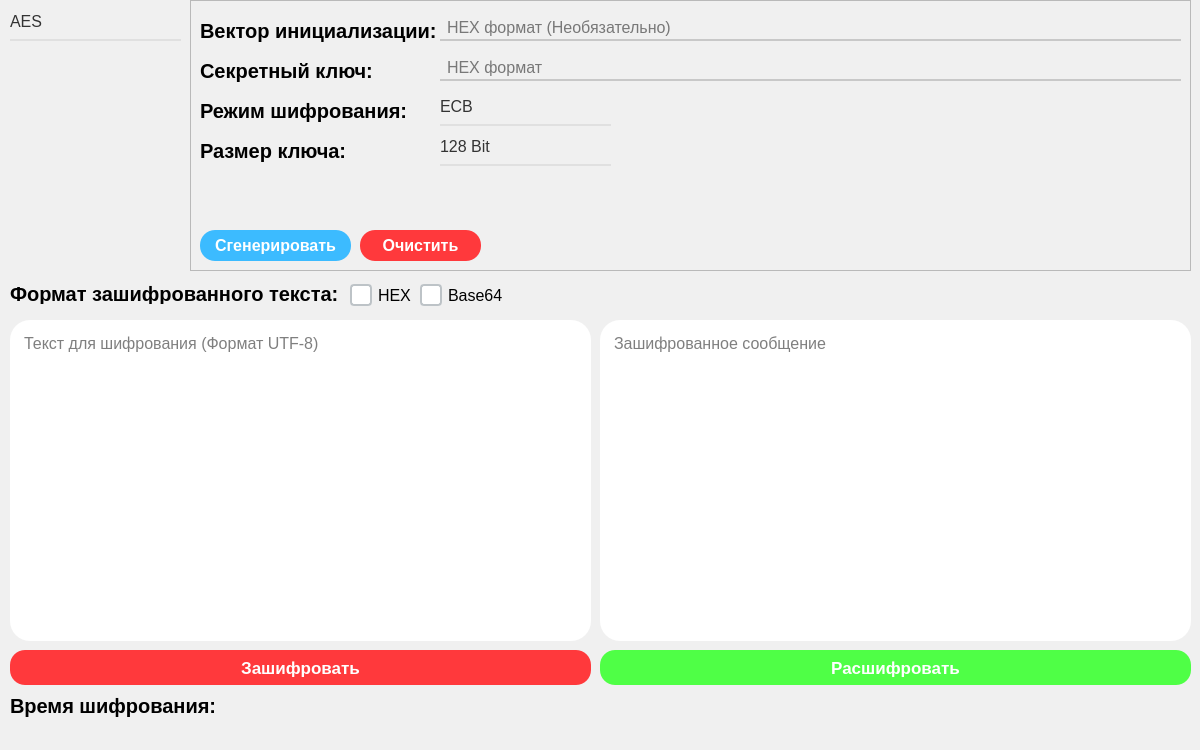
The window that ClientInterface.ui (1pavesh1/QtCryptoAlgorithms) describes before a commit, drawn with Qt 5.
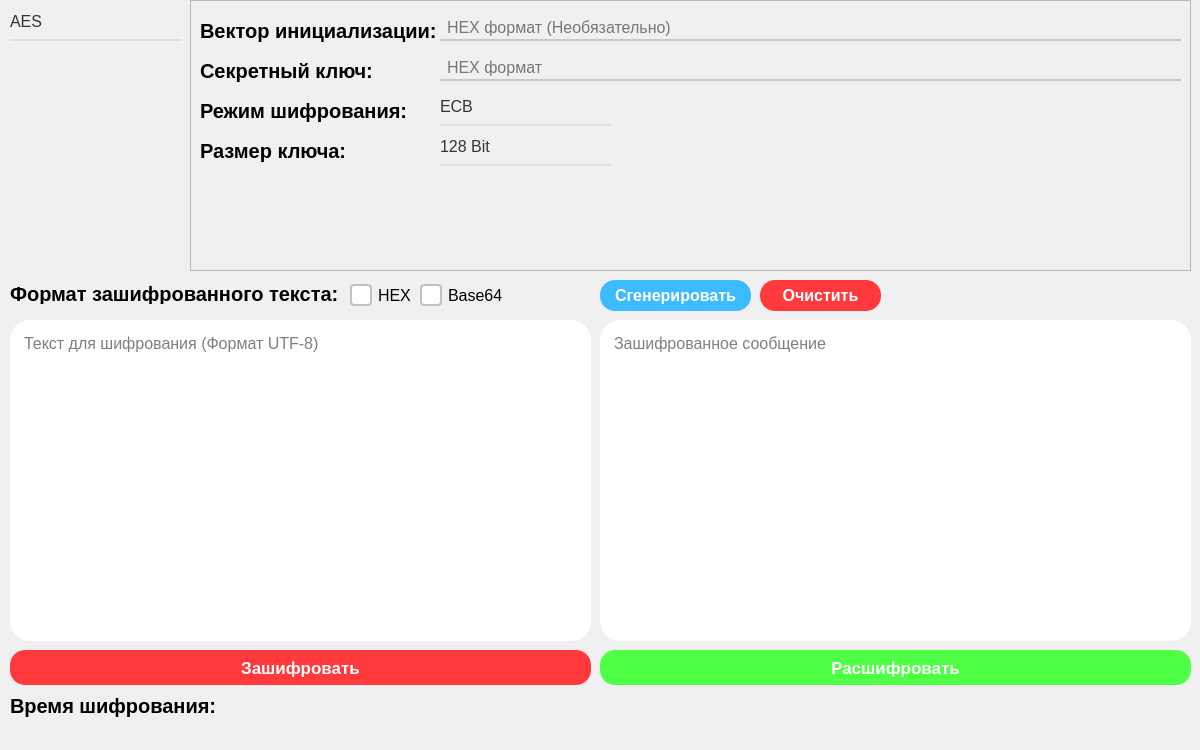
The same window after the commit.

```diff
--- a/ClientInterface.ui
+++ b/ClientInterface.ui
@@ -269,80 +269,6 @@
       <string>HEX формат</string>
      </property>
     </widget>
-    <widget class="QPushButton" name="generateRSAKeyPushButton">
-     <property name="geometry">
-      <rect>
-       <x>10</x>
-       <y>230</y>
-       <width>151</width>
-       <height>31</height>
-      </rect>
-     </property>
-     <property name="font">
-      <font>
-       <family>Arial</family>
-       <pointsize>12</pointsize>
-       <bold>true</bold>
-      </font>
-     </property>
-     <property name="cursor">
-      <cursorShape>PointingHandCursor</cursorShape>
-     </property>
-     <property name="styleSheet">
-      <string notr="true">QPushButton
-{
-	background-color: rgb(60, 187, 255);
-	color: white;
-	border: none;
-	border-radius: 15px;
-}
-
-QPushButton::hover
-{
-	background-color: rgb(103, 255, 245);
-}</string>
-     </property>
-     <property name="text">
-      <string>Сгенерировать</string>
-     </property>
-    </widget>
-    <widget class="QPushButton" name="clearRSAKeysPushButton">
-     <property name="geometry">
-      <rect>
-       <x>170</x>
-       <y>230</y>
-       <width>121</width>
-       <height>31</height>
-      </rect>
-     </property>
-     <property name="font">
-      <font>
-       <family>Arial</family>
-       <pointsize>12</pointsize>
-       <bold>true</bold>
-      </font>
-     </property>
-     <property name="cursor">
-      <cursorShape>PointingHandCursor</cursorShape>
-     </property>
-     <property name="styleSheet">
-      <string notr="true">QPushButton
-{
-	background-color: rgb(255, 57, 60);
-	color: white;
-	border: none;
-	border-radius: 15px;
-}
-
-QPushButton::hover
-{
-	background-color: rgb(255, 105, 108);
-}</string>
-     </property>
-     <property name="text">
-      <string>Очистить</string>
-     </property>
-    </widget>
    </widget>
    <widget class="QLabel" name="timeToCrypt">
     <property name="geometry">
@@ -863,80 +789,6 @@
       <string>HEX формат</string>
      </property>
     </widget>
-    <widget class="QPushButton" name="generateXTEAKeyPushButton">
-     <property name="geometry">
-      <rect>
-       <x>10</x>
-       <y>230</y>
-       <width>151</width>
-       <height>31</height>
-      </rect>
-     </property>
-     <property name="font">
-      <font>
-       <family>Arial</family>
-       <pointsize>12</pointsize>
-       <bold>true</bold>
-      </font>
-     </property>
-     <property name="cursor">
-      <cursorShape>PointingHandCursor</cursorShape>
-     </property>
-     <property name="styleSheet">
-      <string notr="true">QPushButton
-{
-	background-color: rgb(60, 187, 255);
-	color: white;
-	border: none;
-	border-radius: 15px;
-}
-
-QPushButton::hover
-{
-	background-color: rgb(103, 255, 245);
-}</string>
-     </property>
-     <property name="text">
-      <string>Сгенерировать</string>
-     </property>
-    </widget>
-    <widget class="QPushButton" name="clearXTEAKeyPushButton">
-     <property name="geometry">
-      <rect>
-       <x>170</x>
-       <y>230</y>
-       <width>121</width>
-       <height>31</height>
-      </rect>
-     </property>
-     <property name="font">
-      <font>
-       <family>Arial</family>
-       <pointsize>12</pointsize>
-       <bold>true</bold>
-      </font>
-     </property>
-     <property name="cursor">
-      <cursorShape>PointingHandCursor</cursorShape>
-     </property>
-     <property name="styleSheet">
-      <string notr="true">QPushButton
-{
-	background-color: rgb(255, 57, 60);
-	color: white;
-	border: none;
-	border-radius: 15px;
-}
-
-QPushButton::hover
-{
-	background-color: rgb(255, 105, 108);
-}</string>
-     </property>
-     <property name="text">
-      <string>Очистить</string>
-     </property>
-    </widget>
    </widget>
    <widget class="QFrame" name="aesInfoFrame">
     <property name="geometry">
@@ -1077,81 +929,7 @@
       <string>HEX формат</string>
      </property>
     </widget>
-    <widget class="QPushButton" name="generateAESKeyAndIVPushButton">
-     <property name="geometry">
-      <rect>
-       <x>10</x>
-       <y>230</y>
-       <width>151</width>
-       <height>31</height>
-      </rect>
-     </property>
-     <property name="font">
-      <font>
-       <family>Arial</family>
-       <pointsize>12</pointsize>
-       <bold>true</bold>
-      </font>
-     </property>
-     <property name="cursor">
-      <cursorShape>PointingHandCursor</cursorShape>
-     </property>
-     <property name="styleSheet">
-      <string notr="true">QPushButton
-{
-	background-color: rgb(60, 187, 255);
-	color: white;
-	border: none;
-	border-radius: 15px;
-}
-
-QPushButton::hover
-{
-	background-color: rgb(103, 255, 245);
-}</string>
-     </property>
-     <property name="text">
-      <string>Сгенерировать</string>
-     </property>
-    </widget>
-    <widget class="QPushButton" name="clearAESKeyAndIVPushButton">
-     <property name="geometry">
-      <rect>
-       <x>170</x>
-       <y>230</y>
-       <width>121</width>
-       <height>31</height>
-      </rect>
-     </property>
-     <property name="font">
-      <font>
-       <family>Arial</family>
-       <pointsize>12</pointsize>
-       <bold>true</bold>
-      </font>
-     </property>
-     <property name="cursor">
-      <cursorShape>PointingHandCursor</cursorShape>
-     </property>
-     <property name="styleSheet">
-      <string notr="true">QPushButton
-{
-	background-color: rgb(255, 57, 60);
-	color: white;
-	border: none;
-	border-radius: 15px;
-}
-
-QPushButton::hover
-{
-	background-color: rgb(255, 105, 108);
-}</string>
-     </property>
-     <property name="text">
-      <string>Очистить</string>
-     </property>
-    </widget>
-    <widget class="QComboBox" name="sizeSecretKetQComboBox">
+    <widget class="QComboBox" name="sizeSecretKeyQComboBox">
      <property name="geometry">
       <rect>
        <x>250</x>
@@ -1343,6 +1121,80 @@
      </item>
     </widget>
    </widget>
+   <widget class="QPushButton" name="generateKeysDataPushButton">
+    <property name="geometry">
+     <rect>
+      <x>600</x>
+      <y>280</y>
+      <width>151</width>
+      <height>31</height>
+     </rect>
+    </property>
+    <property name="font">
+     <font>
+      <family>Arial</family>
+      <pointsize>12</pointsize>
+      <bold>true</bold>
+     </font>
+    </property>
+    <property name="cursor">
+     <cursorShape>PointingHandCursor</cursorShape>
+    </property>
+    <property name="styleSheet">
+     <string notr="true">QPushButton
+{
+	background-color: rgb(60, 187, 255);
+	color: white;
+	border: none;
+	border-radius: 15px;
+}
+
+QPushButton::hover
+{
+	background-color: rgb(103, 255, 245);
+}</string>
+    </property>
+    <property name="text">
+     <string>Сгенерировать</string>
+    </property>
+   </widget>
+   <widget class="QPushButton" name="clearKeysDataPushButton">
+    <property name="geometry">
+     <rect>
+      <x>760</x>
+      <y>280</y>
+      <width>121</width>
+      <height>31</height>
+     </rect>
+    </property>
+    <property name="font">
+     <font>
+      <family>Arial</family>
+      <pointsize>12</pointsize>
+      <bold>true</bold>
+     </font>
+    </property>
+    <property name="cursor">
+     <cursorShape>PointingHandCursor</cursorShape>
+    </property>
+    <property name="styleSheet">
+     <string notr="true">QPushButton
+{
+	background-color: rgb(255, 57, 60);
+	color: white;
+	border: none;
+	border-radius: 15px;
+}
+
+QPushButton::hover
+{
+	background-color: rgb(255, 105, 108);
+}</string>
+    </property>
+    <property name="text">
+     <string>Очистить</string>
+    </property>
+   </widget>
   </widget>
   <widget class="QMenuBar" name="menubar">
    <property name="geometry">
```
Left out of the diff: 10 changed lines with no effect on the pictures.
